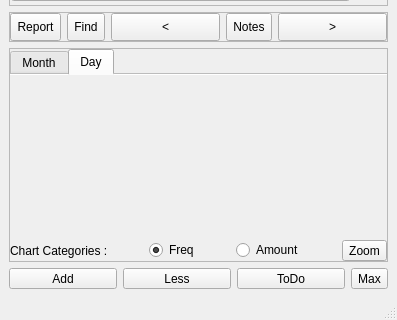
First picture: the form in mainwindow.ui, repository ic005k/Knot-Legacy, before the edit; both pictures show x 0 to 397 and y 309 to 629 of the 397 by 629 pixel window.
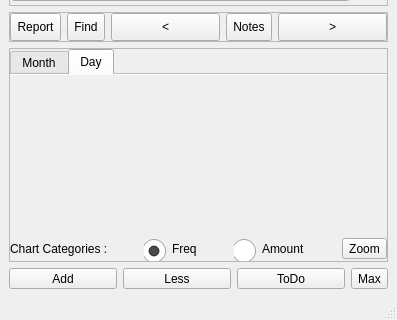
Second picture: the form after the edit. Icons and pictures are not drawn.

Diff of the .ui file:
```diff
--- a/mainwindow.ui
+++ b/mainwindow.ui
@@ -472,6 +472,30 @@
          </item>
          <item>
           <widget class="QRadioButton" name="rbFreq">
+           <property name="styleSheet">
+            <string notr="true">QRadioButton::indicator {
+    width: 25px;
+    height: 25px;
+    /*image: url(:/src/sel.png);*/
+    
+    position: relative;
+    left: 0px;
+    right: 3px;
+    top: 2px;
+    bottom:4px;
+}
+
+QRadioButton::indicator:unchecked {
+    image: url(:/src/nosel.png);
+}
+
+QRadioButton::indicator:checked {
+    image: url(:/src/sel.png);
+}
+
+
+</string>
+           </property>
            <property name="text">
             <string>Freq</string>
            </property>
@@ -495,6 +519,30 @@
          </item>
          <item>
           <widget class="QRadioButton" name="rbAmount">
+           <property name="styleSheet">
+            <string notr="true">QRadioButton::indicator {
+    width: 25px;
+    height: 25px;
+    /*image: url(:/src/sel.png);*/
+    
+    position: relative;
+    left: 0px;
+    right: 3px;
+    top: 2px;
+    bottom:4px;
+}
+
+QRadioButton::indicator:unchecked {
+    image: url(:/src/nosel.png);
+}
+
+QRadioButton::indicator:checked {
+    image: url(:/src/sel.png);
+}
+
+
+</string>
+           </property>
            <property name="text">
             <string>Amount</string>
            </property>
```
Left out of the diff: 8 changed lines with no effect on the pictures.
